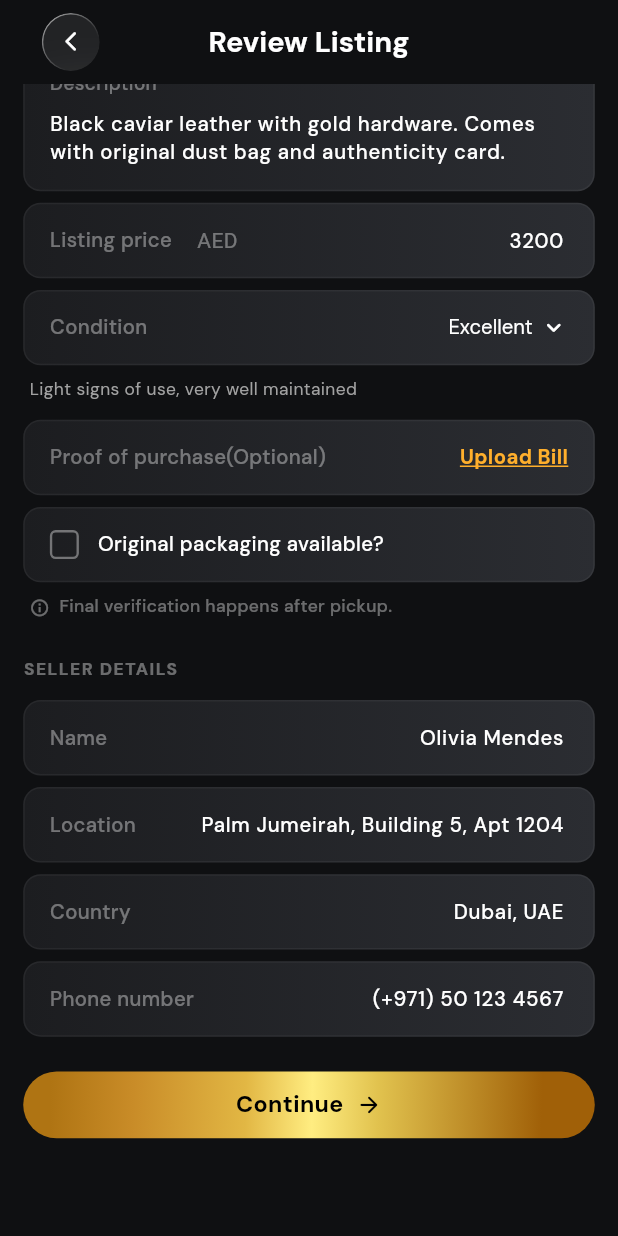
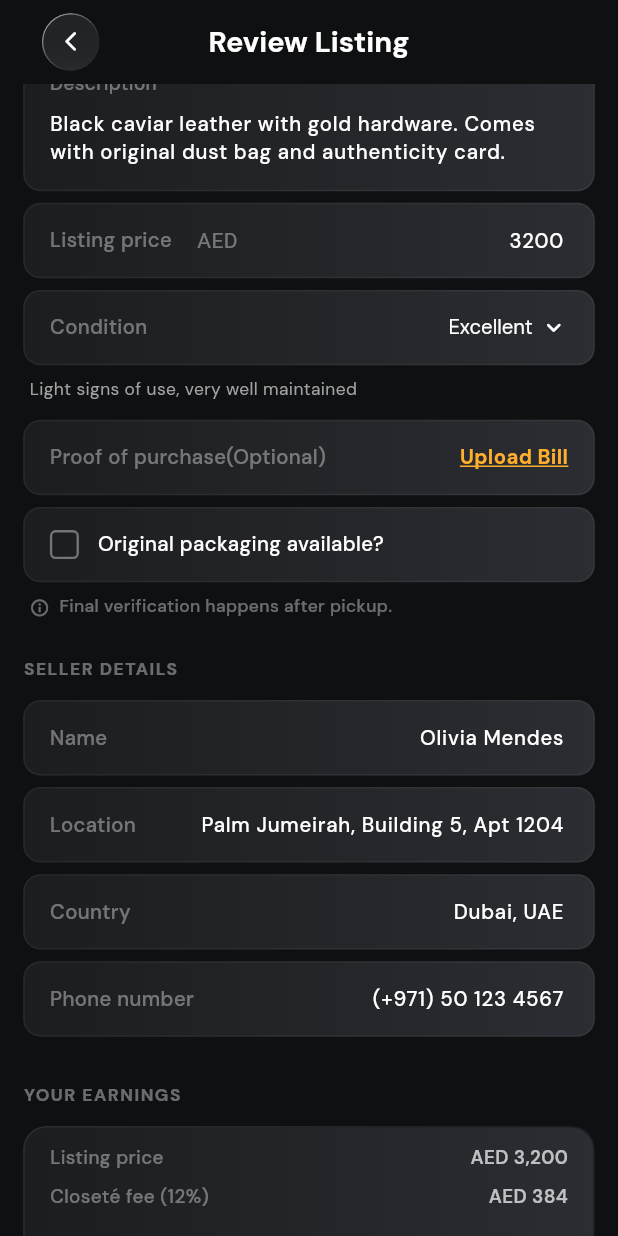
Before and after one commit to mdbayzid131/cpk1989, a Flutter app: the SellItemDetailScreen screen opened by its route, scrolled down 489 dp, on a phone screen of 412 x 824 dp. Run offline on Flutter 3.47's test engine with Material 3 defaults, Android fonts, the light colour scheme and no system bars; our stand-ins replace camera, connectivity_plus, dio, flutter_screenutil, flutter_svg, get and 3 more; accounts and stored records are empty; network calls fail; project files that could hold a hidden picture were left out.

```diff
--- a/lib/module/my_purchase_ditails/view/my_purchase_ditails.dart
+++ b/lib/module/my_purchase_ditails/view/my_purchase_ditails.dart
@@ -36,9 +36,9 @@ class MyPurchaseDitails extends GetView<MyPurchaseDitailsController> {
     final titles = ["Reserved", "Collected", "Authenticating", "Delivered"];
     final subtitles = [
       "Item reserved for you",
-      "Seller preparing pickup",
+      "Picked up from seller",
       "Being verified by experts",
-      "Estimated Delivery on 2 May, 2026",
+      "On its way to you",
     ];
 
     for (int i = 0; i < 4; i++) {
--- a/lib/module/sell_item_detail/view/sell_item_detail_screen.dart
+++ b/lib/module/sell_item_detail/view/sell_item_detail_screen.dart
@@ -21,16 +21,7 @@ class SellItemDetailScreen extends GetView<SellItemDetailController> {
     final scrollController = ScrollController();
 
     return Obx(() {
-      final isStep2 = controller.rxStep.value == 2;
-      return PopScope(
-        canPop: !isStep2,
-        onPopInvokedWithResult: (didPop, result) {
-          if (didPop) return;
-          if (isStep2) {
-            controller.rxStep.value = 1;
-          }
-        },
-        child: Scaffold(
+      return Scaffold(
         backgroundColor: const Color(0xFF0F1012),
         appBar: AppBar(
           backgroundColor: Colors.transparent,
@@ -45,11 +36,7 @@ class SellItemDetailScreen extends GetView<SellItemDetailController> {
               child: CustomGlassButton(
                 size: 40.r,
                 onTap: () {
-                    if (controller.rxStep.value == 2) {
-                      controller.rxStep.value = 1;
-                    } else {
                   Get.back();
-                    }
                 },
                 child: Icon(
                   Icons.arrow_back_ios_new_rounded,
@@ -166,7 +153,6 @@ class SellItemDetailScreen extends GetView<SellItemDetailController> {
                 ),
                 SizedBox(height: 30.h),
 
-                if (controller.rxStep.value == 1) ...[
                 Row(
                   mainAxisAlignment: MainAxisAlignment.spaceBetween,
                   children: [
@@ -249,68 +235,6 @@ class SellItemDetailScreen extends GetView<SellItemDetailController> {
                     ),
                   ],
                 ),
-                  SizedBox(height: 16.h),
-
-                  _buildContinueButton(context, scrollController),
-                  SizedBox(height: 24.h),
-                ] else ...[
-                  Row(
-                    mainAxisAlignment: MainAxisAlignment.spaceBetween,
-                    children: [
-                      Text(
-                        "ITEM DETAILS",
-                        style: GoogleFonts.dmSans(
-                          fontSize: 12.sp,
-                          fontWeight: FontWeight.w700,
-                          color: Colors.white38,
-
-                          letterSpacing: 1.0,
-                        ),
-                      ),
-                    ],
-                  ),
-                  SizedBox(height: 12.h),
-                  Column(
-                    crossAxisAlignment: CrossAxisAlignment.stretch,
-                    children: [
-                      _buildReadOnlyRow("Title", controller.rxTitle.value),
-                      _buildReadOnlyRow("Brand", controller.rxBrand.value),
-                      _buildReadOnlyDescriptionRow(
-                        "Description",
-                        controller.rxDescription.value,
-                      ),
-                      _buildReadOnlyRow(
-                        "Listing price",
-                        "AED ${controller.rxPrice.value}",
-                      ),
-                      _buildReadOnlyRow(
-                        "Condition",
-                        controller.rxCondition.value,
-                      ),
-                      _buildReadOnlyRow(
-                        "Proof of purchase",
-                        controller.rxBillName.value.isNotEmpty
-                            ? controller.rxBillName.value
-                            : "None",
-                      ),
-                      _buildReadOnlyRow(
-                        "Original packaging available?",
-                        controller.rxOriginalPackaging.value ? "Yes" : "No",
-                      ),
-                    ],
-                  ),
-                  SizedBox(height: 24.h),
-                  Text(
-                    "SELLER DETAILS",
-                    style: GoogleFonts.dmSans(
-                      fontSize: 12.sp,
-                      fontWeight: FontWeight.w700,
-                      color: Colors.white38,
-                      letterSpacing: 1.0,
-                    ),
-                  ),
-                  SizedBox(height: 12.h),
-                  _buildSellerDetailsCard(),
                 SizedBox(height: 24.h),
                 Text(
                   "YOUR EARNINGS",
@@ -385,7 +309,6 @@ class SellItemDetailScreen extends GetView<SellItemDetailController> {
                     textAlign: TextAlign.center,
                   ),
                 ),
-                ],
                 SizedBox(
                   height:
                       24.h +
@@ -394,7 +317,6 @@ class SellItemDetailScreen extends GetView<SellItemDetailController> {
                           : 20.h),
                 ),
               ],
-            ),
             ),
           ),
       );
```
Lines whose indentation alone changed are shown as unchanged.
